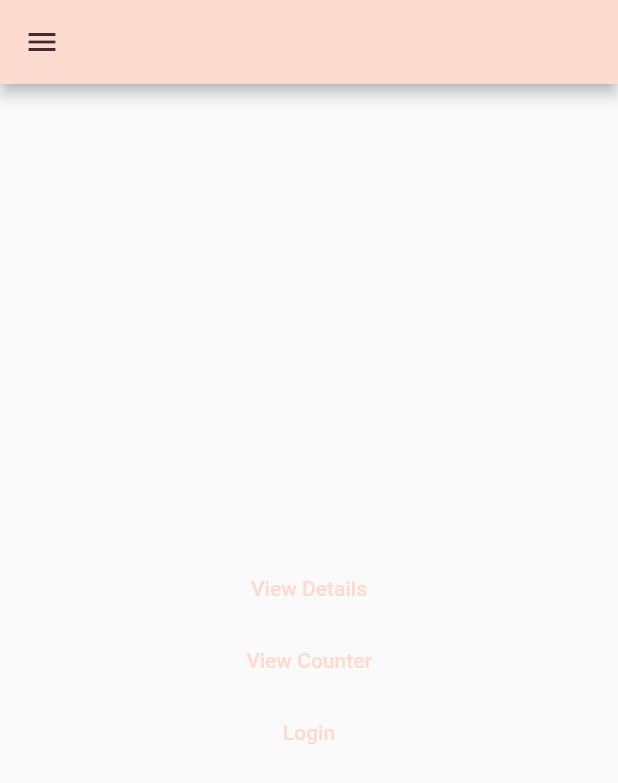
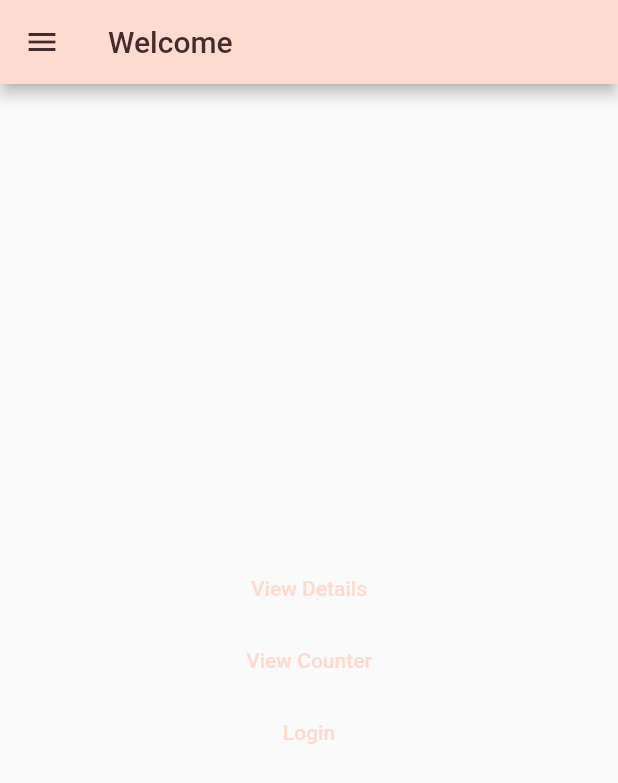
Before and after one commit to mounirn/ns_demo_flutter, a Flutter app: the screen it shows after launch, in the side drawer, after a tap on "Home", on a phone screen of 412 x 824 dp. Shown: the top 783 px of the screen. Run offline on Flutter 3.47's test engine with Material 2 defaults, Android fonts, the phone set to English and light mode, and no system bars.

Commit message:
added more samples and fixed counter unit test

```diff
--- /dev/null
+++ b/assets/config.json
@@ -0,0 +1,4 @@
+{
+    "id": 1,
+    "name": "A name"
+}
--- a/lib/app/home.dart
+++ b/lib/app/home.dart
@@ -8,7 +8,7 @@ class HomeScreen extends StatelessWidget {
   @override
   Widget build(BuildContext context) {
     return Scaffold(
-      appBar: AppBar(),
+      appBar: AppBar(title : const Text('Welcome')),
       drawer: buildAppDrawer(context),
       body: Center(
         child: Column(
--- a/lib/main.dart
+++ b/lib/main.dart
@@ -4,13 +4,16 @@
 import 'package:provider/provider.dart';
 
 import 'account/login.dart';
+import 'app/settings.dart';
 import 'models/cart.dart';
 import 'models/catalog.dart';
 import 'sample/cart.dart';
 import 'sample/catalog.dart';
 import 'sample/counter.dart';
 import 'app/home.dart';
+import 'sample/counter_provider.dart';
 import 'utils/theme.dart';
+import 'providers/counter.dart';
 
 void main() {
   runApp(const MyAppWithProviders());
@@ -28,11 +31,12 @@
       routes: {
         '/': (context) => const HomeScreen(),
         '/sample/counter' : (context) => const CounterScreen(title:'Counter'),
+        '/sample/counter/provider' : (context) => const CounterWithProviderScreen(),
         '/details': (context) => const DetailScreen(),
         '/account/login': (context) => const LoginScreen(),
-        '/sample/catalog': (context) => const CatalogScreen(),
-        '/sample/cart': (context) => const CartScreen(),
-        '/app/settings' : (context) => const CounterScreen(title:'Settings'),
+        '/catalog': (context) => const CatalogScreen(),
+        '/cart': (context) => const CartScreen(),
+        '/app/settings' : (context) => const SettingsScreen(),
       },
       title: 'M@URI Solutions Flutter Demo',
       theme: _appTheme,
@@ -65,6 +69,12 @@
             return cart;
           },
         ),
+        ChangeNotifierProvider(
+          // Initialize the model in the builder. That way, Provider
+          // can own Counter's lifecycle, making sure to call `dispose`
+          // when not needed anymore.
+          create: (context) => Counter(),
+        ),
       ],
       child: MyApp()
     );
--- /dev/null
+++ b/lib/providers/counter.dart
@@ -0,0 +1,14 @@
+import 'package:flutter/material.dart';
+
+/// Simplest possible model, with just one field.
+///
+/// [ChangeNotifier] is a class in `flutter:foundation`. [Counter] does
+/// _not_ depend on Provider.
+class Counter with ChangeNotifier {
+  int value = 0;
+
+  void increment() {
+    value += 1;
+    notifyListeners();
+  }
+}
--- a/lib/sample/cart.dart
+++ b/lib/sample/cart.dart
@@ -10,7 +10,7 @@ class CartScreen extends StatelessWidget {
   Widget build(BuildContext context) {
     return Scaffold(
       appBar: AppBar(
-        title: Text('Cart', style: Theme.of(context).textTheme.headline1),
+        title: const Text('Cart'),
         backgroundColor: Colors.white,
       ),
       body: Container(
--- a/lib/sample/catalog.dart
+++ b/lib/sample/catalog.dart
@@ -2,6 +2,7 @@ import 'package:flutter/material.dart';
 import 'package:provider/provider.dart';
 import '../models/cart.dart';
 import '../models/catalog.dart';
+import '../utils/drawer.dart';
 
 class CatalogScreen extends StatelessWidget {
   const CatalogScreen({Key? key}) : super(key: key);
@@ -9,6 +10,7 @@ class CatalogScreen extends StatelessWidget {
   @override
   Widget build(BuildContext context) {
     return Scaffold(
+      drawer: buildAppDrawer(context),
       body: CustomScrollView(
         slivers: [
           _MyAppBar(),
@@ -71,7 +73,7 @@ class _MyAppBar extends StatelessWidget {
   @override
   Widget build(BuildContext context) {
     return SliverAppBar(
-      title: Text('Catalog', style: Theme.of(context).textTheme.headline1),
+      title: const Text('Catalog' /*, style: Theme.of(context).textTheme.headline1 */) ,
       floating: true,
       actions: [
         IconButton(
--- a/lib/utils/drawer.dart
+++ b/lib/utils/drawer.dart
@@ -24,7 +24,10 @@ Drawer buildAppDrawer(BuildContext context)  {
           leading: const Icon(Icons.home),
           title: Text('Home'),
           onTap: () {
-            Navigator.pop(context);
+             Navigator.pushNamed(
+              context,
+                '/',
+            );
           },
         ),
         ListTile(
@@ -38,12 +41,22 @@ Drawer buildAppDrawer(BuildContext context)  {
           },
         ),
         ListTile(
+          leading: Icon(Icons.message),
+          title: Text('Counter Provider'),
+          onTap: () {
+            Navigator.pushNamed(
+              context,
+                '/sample/counter/provider',
+            );
+          },
+        ),
+        ListTile(
           leading: Icon(Icons.shop),
           title: Text('Products'),
           onTap: () {
             Navigator.pushNamed(
               context,
-                '/sample/catalog',
+                '/catalog',
             );
           },
         ),
@@ -53,7 +66,7 @@ Drawer buildAppDrawer(BuildContext context)  {
           onTap: () {
             Navigator.pushNamed(
               context,
-                '/sample/cart',
+                '/cart',
             );
           },
         ),ListTile(
--- /dev/null
+++ b/lib/utils/helps.dart
@@ -0,0 +1,5 @@
+import 'package:flutter/services.dart' show rootBundle;
+
+Future<String> loadAsset() async {
+  return await rootBundle.loadString('assets/config.json');
+}
--- a/pubspec.yaml
+++ b/pubspec.yaml
@@ -64,7 +64,7 @@ flutter:
 
   # To add assets to your application, add an assets section, like this:
   assets:
-    - assets/logo.png
+    -  assets/image/logo.png
 
   # An image asset can refer to one or more resolution-specific "variants", see
   # https://flutter.dev/assets-and-images/#resolution-aware.
```
Also changed, not shown: lib/account/login.dart (+4 -4 lines), lib/sample/counter_provider.dart (added, +60 -0 lines), assets/image/logo.png (renamed from assets/logo.png), lib/utils/routes.dart (added), lib/utils/title.dart (added), 3 other files.
